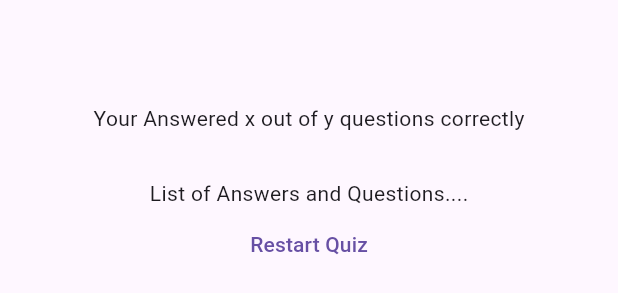
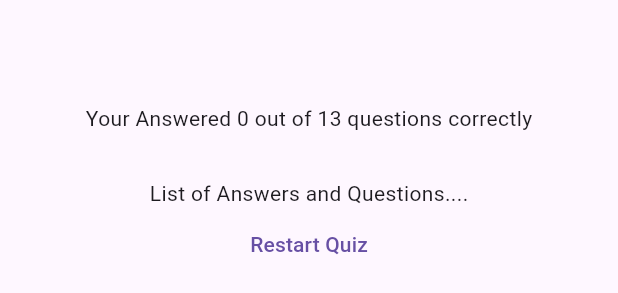
Before and after one commit to Education-cite/Quiz_App, a Flutter app: the ResultsScreen widget shown alone on an empty page, opened directly with empty values, on a phone screen of 412 x 824 dp. Shown: the part 426-719 px from the top of the screen. Run offline on Flutter 3.47's test engine with Material 3 defaults, Android fonts, the phone set to English and light mode, and no system bars.

Commit message:
Filtering & Analyzing Lists
Filtering & Analyzing Lists

```diff
--- a/lib/results_screen.dart
+++ b/lib/results_screen.dart
@@ -20,6 +20,13 @@ class ResultsScreen extends StatelessWidget {
 
   @override
   Widget build(BuildContext context) {
+    final sumarryData = getSummaryData();
+    final numTotalQuestions = questions.length;
+    final numCorrectQuestions =
+        sumarryData.where((data) {
+          return data['user_answer'] == data['correct_answer'];
+        }).length;
+
     return SizedBox(
       width: double.infinity,
       child: Container(
@@ -27,10 +34,12 @@ class ResultsScreen extends StatelessWidget {
         child: Column(
           mainAxisAlignment: MainAxisAlignment.center,
           children: [
-            Text('Your Answered x out of y questions correctly'),
+            Text(
+              'Your Answered $numCorrectQuestions out of $numTotalQuestions questions correctly',
+            ),
             SizedBox(height: 30),
             Text('List of Answers and Questions....'),
-            QuestionsSummary(summaryData: getSummaryData()),
+            QuestionsSummary(summaryData: sumarryData),
             TextButton(onPressed: () {}, child: Text('Restart Quiz')),
           ],
         ),
```
Also changed, not shown: lib/questions_summary.dart (+8 -6 lines).
